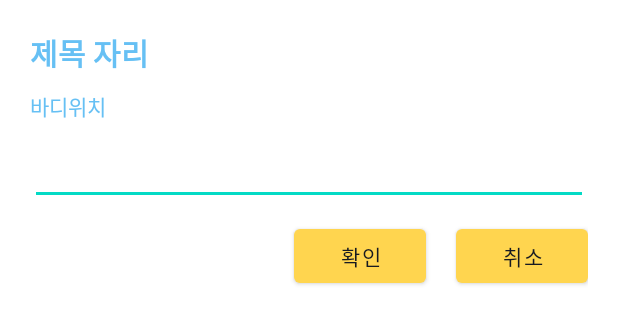
After one commit to asd14235/20220526_DailyReport_Retrofit, an Android app: the layout custom_alert_diaglog.xml on its own in the app's theme, with its tools: preview values and no code run, on a phone screen of 412 x 824 dp. The commit adds this screen. Shown: the top 324 px of the screen. Run offline under Robolectric (Android 15) with nearby library versions, the phone set to English and light mode, and no system bars.

Commit message:
커스텀 다이얼로그 작성 xml

```diff
--- a/app/src/main/java/com/neppplus/a20220526_dailyreport_retrofit/UI/DetailProfileActivity.kt
+++ b/app/src/main/java/com/neppplus/a20220526_dailyreport_retrofit/UI/DetailProfileActivity.kt
@@ -1,26 +1,45 @@
 package com.neppplus.a20220526_dailyreport_retrofit.UI
 
+import android.content.Intent
 import android.os.Bundle
+import androidx.databinding.DataBindingUtil
+import com.bumptech.glide.Glide
 import com.neppplus.a20220526_dailyreport_retrofit.BaseActivity
 import com.neppplus.a20220526_dailyreport_retrofit.R
+import com.neppplus.a20220526_dailyreport_retrofit.Utils.ContextUtil
+import com.neppplus.a20220526_dailyreport_retrofit.Utils.GlobalData
 import com.neppplus.a20220526_dailyreport_retrofit.databinding.ActivityDetailProfileBinding
 
 class DetailProfileActivity : BaseActivity() {
 
     lateinit var binding : ActivityDetailProfileBinding
+    var loginUser = GlobalData.loginUser!!
 
     override fun onCreate(savedInstanceState: Bundle?) {
         super.onCreate(savedInstanceState)
-        setContentView(R.layout.activity_detail_profile)
+        binding = DataBindingUtil.setContentView(this,R.layout.activity_detail_profile)
         setupEvents()
         setValues()
     }
 
     override fun setupEvents() {
 
+        binding.logoutBtn.setOnClickListener {
+            ContextUtil.clear(mContext)
+            val myItent = Intent(mContext,LoginActivity::class.java)
+            myItent.setFlags(Intent.FLAG_ACTIVITY_CLEAR_TASK).addFlags(Intent.FLAG_ACTIVITY_NEW_TASK)
+            startActivity(myItent)
+        }
+
     }
 
     override fun setValues() {
+        Glide.with(mContext)
+            .load(loginUser.profile_img)
+            .into(binding.profileImg)
+
+        binding.emailTxt.text = loginUser.email
+        binding.nicknameTxt.text = loginUser.nick_name
 
     }
 }
--- a/app/src/main/java/com/neppplus/a20220526_dailyreport_retrofit/UI/LoginActivity.kt
+++ b/app/src/main/java/com/neppplus/a20220526_dailyreport_retrofit/UI/LoginActivity.kt
@@ -58,6 +58,7 @@ class LoginActivity : BaseActivity() {
                         Toast.makeText(mContext, "${br.data.user.nick_name}님 환영",Toast.LENGTH_SHORT).show()
                         val myIntent = Intent(mContext, MainActivity::class.java)
                         startActivity(myIntent)
+                        finish()
                     }
 
                     else {
--- a/app/src/main/java/com/neppplus/a20220526_dailyreport_retrofit/Utils/ContextUtil.kt
+++ b/app/src/main/java/com/neppplus/a20220526_dailyreport_retrofit/Utils/ContextUtil.kt
@@ -38,5 +38,10 @@ class ContextUtil {
 
         }
 
+        fun clear (context: Context) {
+            val pref = context.getSharedPreferences(prefName, Context.MODE_PRIVATE)
+            pref.edit().clear().apply()
+        }
+
     }
 }
--- a/app/src/main/java/com/neppplus/a20220526_dailyreport_retrofit/fragments/SettingFragment.kt
+++ b/app/src/main/java/com/neppplus/a20220526_dailyreport_retrofit/fragments/SettingFragment.kt
@@ -1,5 +1,6 @@
 package com.neppplus.a20220526_dailyreport_retrofit.fragments
 
+import android.content.Intent
 import android.os.Bundle
 import android.view.LayoutInflater
 import android.view.View
@@ -7,6 +8,7 @@ import android.view.ViewGroup
 import androidx.databinding.DataBindingUtil
 import com.bumptech.glide.Glide
 import com.neppplus.a20220526_dailyreport_retrofit.R
+import com.neppplus.a20220526_dailyreport_retrofit.UI.DetailProfileActivity
 import com.neppplus.a20220526_dailyreport_retrofit.Utils.GlobalData
 import com.neppplus.a20220526_dailyreport_retrofit.databinding.FragmentHomeBinding
 import com.neppplus.a20220526_dailyreport_retrofit.databinding.FragmentSettingBinding
@@ -32,6 +34,11 @@ class SettingFragment : BaseFragment() {
     }
 
     override fun setupEvents() {
+        binding.detailProfileBtn.setOnClickListener {
+            val myIntent = Intent(mContext,DetailProfileActivity::class.java)
+            startActivity(myIntent)
+
+        }
     }
 
     override fun setValues() {
--- /dev/null
+++ b/app/src/main/res/layout/custom_alert_diaglog.xml
@@ -0,0 +1,61 @@
+<?xml version="1.0" encoding="utf-8"?>
+<layout xmlns:android="http://schemas.android.com/apk/res/android">
+
+    <LinearLayout
+        android:layout_width="match_parent"
+        android:layout_height="wrap_content"
+        android:padding="20dp"
+        android:orientation="vertical">
+
+        <TextView
+            android:id="@+id/titleTxt"
+            android:layout_width="wrap_content"
+            android:layout_height="wrap_content"
+            android:text="제목 자리"
+            android:textColor="@color/sky_blue"
+            android:textSize="20sp"
+            android:textStyle="bold"/>
+
+        <TextView
+            android:id="@+id/bodyTxt"
+            android:layout_width="wrap_content"
+            android:layout_height="wrap_content"
+            android:layout_marginTop="10dp"
+            android:text="바디위치"
+            android:textColor="@color/sky_blue"/>
+
+
+        <EditText
+            android:id="@+id/contentEdt"
+            android:layout_width="match_parent"
+            android:layout_height="wrap_content"
+            android:layout_marginTop="10dp"/>
+
+        <LinearLayout
+            android:layout_width="match_parent"
+            android:layout_height="wrap_content"
+            android:gravity="end"
+            android:orientation="horizontal"
+            android:layout_marginTop="10dp">
+
+            <Button
+                android:id="@+id/positiveBtn"
+                android:layout_width="wrap_content"
+                android:layout_height="wrap_content"
+                android:textColor="@color/near_black"
+                android:text="확인"/>
+            <Button
+                android:id="@+id/negativeBtn"
+                android:layout_width="wrap_content"
+                android:layout_height="wrap_content"
+                android:text="취소"
+                android:layout_marginStart="20dp"
+                android:textColor="@color/near_black"/>
+
+
+        </LinearLayout>
+
+
+    </LinearLayout>
+
+</layout>
```
